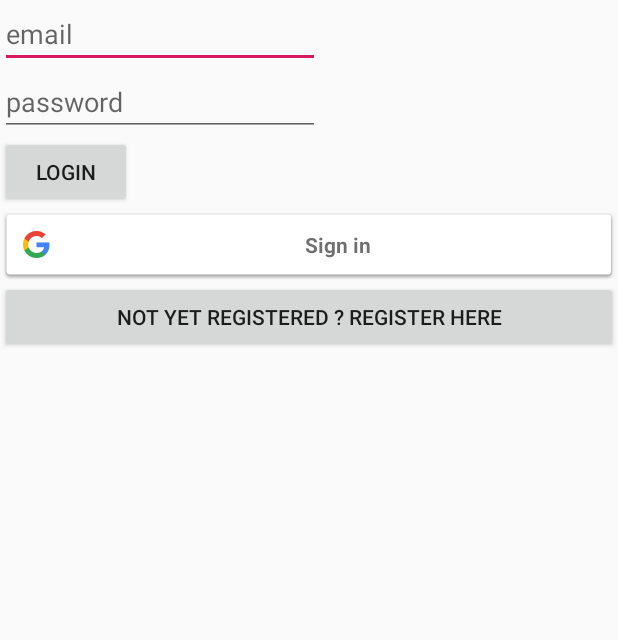
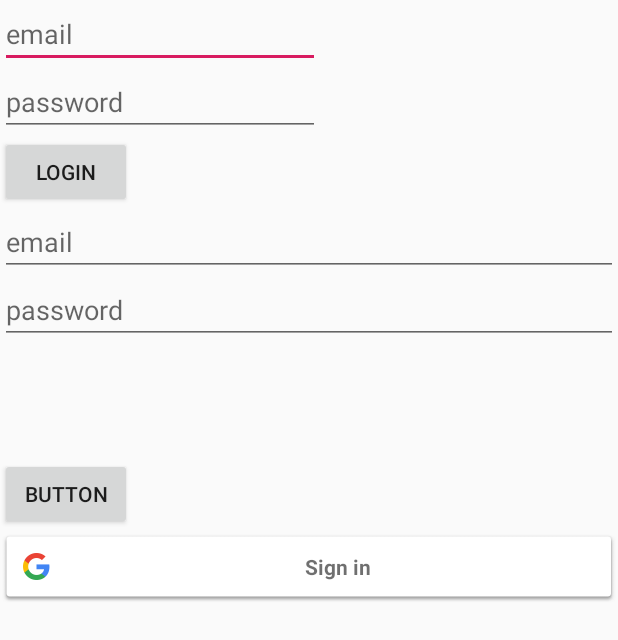
Before and after one commit to sulemanahmed-cyber/MY_MRCE_APP, an Android app: the my_loginn screen opened directly, with no data from a screen before it, on a phone screen of 412 x 824 dp. Shown: the top 640 px of the screen. Run offline under Robolectric (Android 15) with nearby library versions, the phone set to English and light mode, and no system bars; our stand-ins replace Firebase (no records; nobody signed in at launch, a user with empty details on screens opened directly); Roboto replaces fonts that are not available here; 2 statements that could not run were skipped.

Commit message:
Merge branch 'master' of C:\Users\Mohammed Suleman\AndroidStudioProjects\MY_MRCE_APP with conflicts.

```diff
--- a/app/src/main/res/layout/activity_my_loginn.xml
+++ b/app/src/main/res/layout/activity_my_loginn.xml
@@ -41,7 +41,24 @@
         tools:layout_editor_absoluteX="159dp" />
 
 
-   <!-- <Button
+
+    <EditText
+        android:id="@+id/email"
+        android:layout_width="match_parent"
+        android:layout_height="wrap_content"
+        android:autofillHints="/@gm               ail.com"
+        android:ems="10"
+        android:hint="email"
+        android:inputType="textEmailAddress" />
+
+    <EditText
+        android:id="@+id/password"
+        android:layout_width="match_parent"
+        android:layout_height="wrap_content"
+        android:ems="10"
+        android:hint="password"
+        android:inputType="textPassword" />
+    <Button
         android:id="@+id/button2"
         android:layout_width="wrap_content"
         android:layout_height="wrap_content"
@@ -52,15 +69,8 @@
         app:layout_constraintHorizontal_bias="0.498"
         app:layout_constraintStart_toStartOf="parent"
         app:layout_constraintTop_toBottomOf="@+id/login_btn"
-        app:layout_constraintVertical_bias="0.518" />-->
+        app:layout_constraintVertical_bias="0.518" />
     <com.google.android.gms.common.SignInButton
         android:layout_width="match_parent"
         android:layout_height="wrap_content"/>
-
-    <Button
-        android:id="@+id/register_here"
-        android:layout_width="match_parent"
-        android:layout_height="wrap_content"
-        android:text="not yet registered ? register here" />
-
 </LinearLayout>
--- a/app/src/main/res/values/strings.xml
+++ b/app/src/main/res/values/strings.xml
@@ -65,4 +65,5 @@
     <string name="invalid_username">Not a valid username</string>
     <string name="invalid_password">Password must be >5 characters</string>
     <string name="login_failed">"Login failed"</string>
+    <string name="Syllabus">syllabus</string>
 </resources>
```
Also changed, not shown: app/src/main/res/layout/activity_canteen.xml (+7 -2 lines), app/src/main/res/layout/activity_main.xml (+11 -11 lines).
